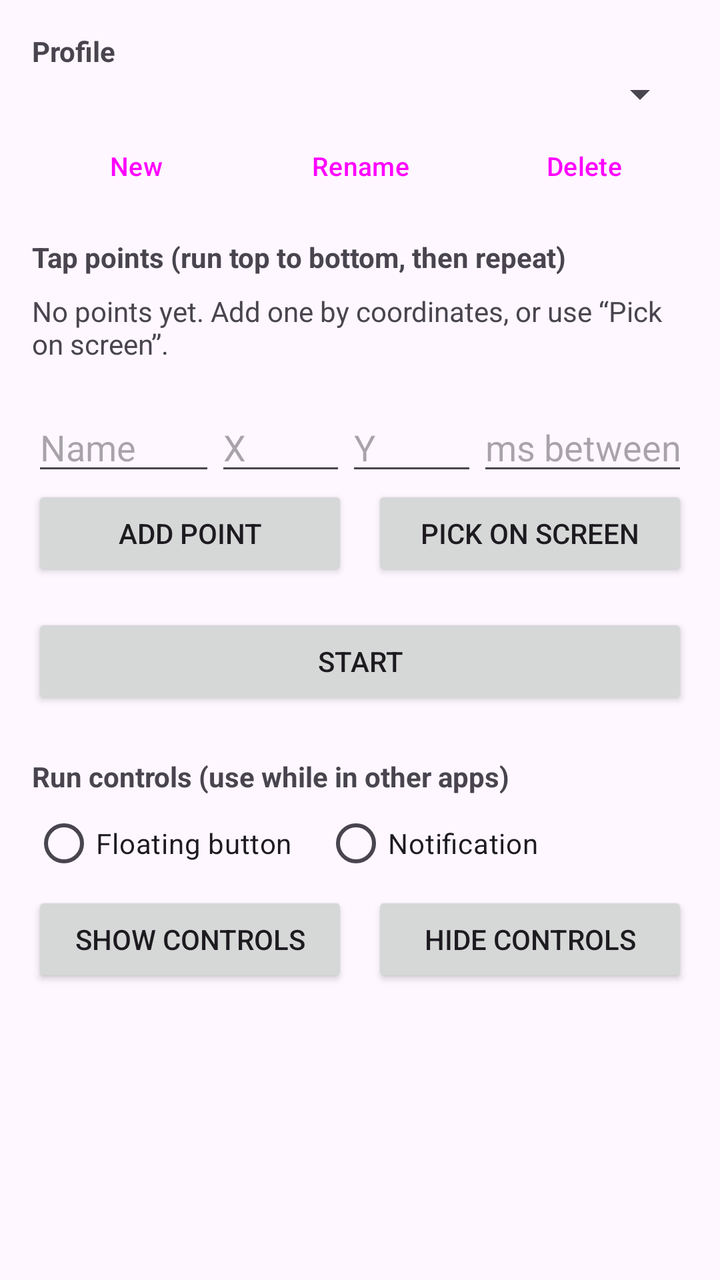
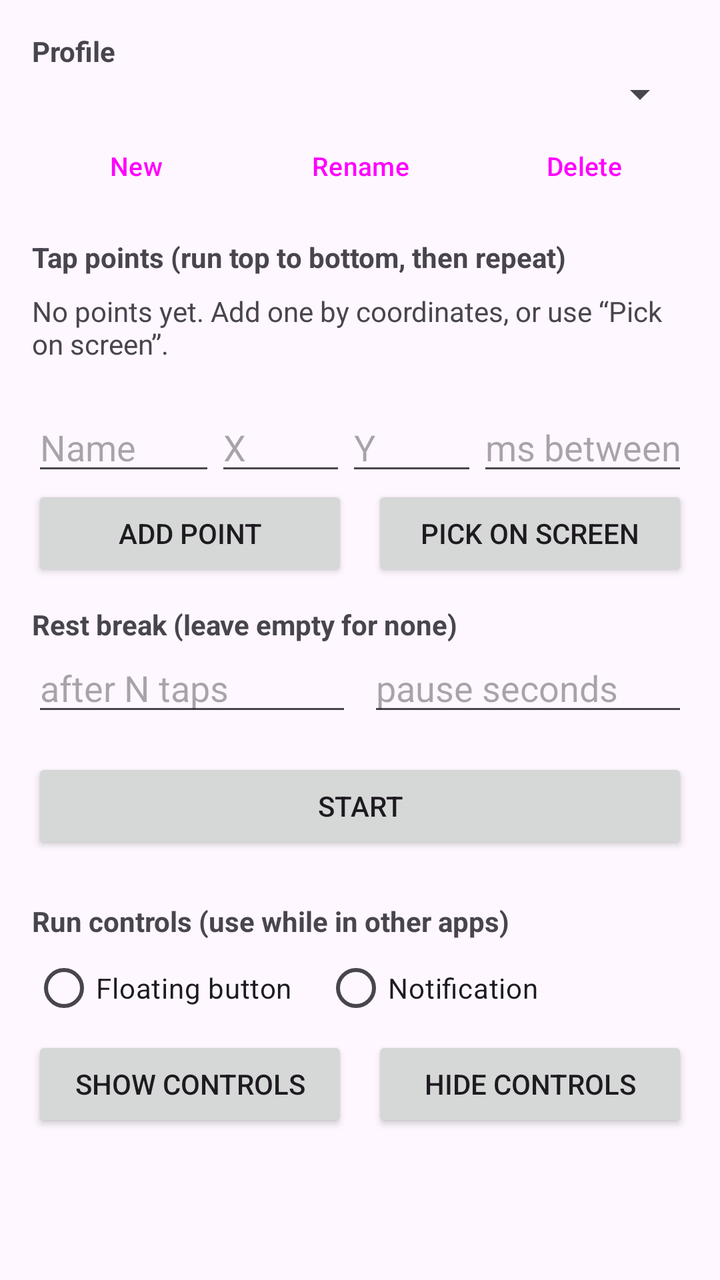

Two renders of the same Android screen: before a commit and after it. Below are the layout's source before the change and the commit's diff.
<!-- AndroidManifest.xml: application theme Theme.TapMate -->
<!-- res/layout/content_clicker.xml -->
<?xml version="1.0" encoding="utf-8"?>
<ScrollView xmlns:android="http://schemas.android.com/apk/res/android"
    android:layout_width="match_parent"
    android:layout_height="match_parent">

    <LinearLayout
        android:layout_width="match_parent"
        android:layout_height="wrap_content"
        android:orientation="vertical"
        android:padding="16dp">

        
        <TextView
            android:layout_width="wrap_content"
            android:layout_height="wrap_content"
            android:text="@string/profile"
            android:textStyle="bold" />

        <Spinner
            android:id="@+id/profile_spinner"
            android:layout_width="match_parent"
            android:layout_height="wrap_content" />

        <LinearLayout
            android:layout_width="match_parent"
            android:layout_height="wrap_content"
            android:orientation="horizontal">

            <Button
                android:id="@+id/btn_new_profile"
                style="@style/Widget.TapMate.Button.Small"
                android:layout_width="0dp"
                android:layout_height="wrap_content"
                android:layout_weight="1"
                android:text="@string/new_profile" />

            <Button
                android:id="@+id/btn_rename_profile"
                android:layout_marginStart="8dp"
                style="@style/Widget.TapMate.Button.Small"
                android:layout_width="0dp"
                android:layout_height="wrap_content"
                android:layout_weight="1"
                android:text="@string/rename_profile" />

            <Button
                android:id="@+id/btn_delete_profile"
                android:layout_marginStart="8dp"
                style="@style/Widget.TapMate.Button.Small"
                android:layout_width="0dp"
                android:layout_height="wrap_content"
                android:layout_weight="1"
                android:text="@string/delete_profile" />
        </LinearLayout>

        
        <TextView
            android:layout_width="match_parent"
            android:layout_height="wrap_content"
            android:layout_marginTop="12dp"
            android:text="@string/points_title"
            android:textStyle="bold" />

        <TextView
            android:id="@+id/points_empty"
            android:layout_width="match_parent"
            android:layout_height="wrap_content"
            android:paddingVertical="8dp"
            android:text="@string/no_points" />

        <LinearLayout
            android:id="@+id/points_container"
            android:layout_width="match_parent"
            android:layout_height="wrap_content"
            android:orientation="vertical" />

        <LinearLayout
            android:layout_width="match_parent"
            android:layout_height="wrap_content"
            android:layout_marginTop="12dp"
            android:orientation="horizontal">

            <EditText
                android:id="@+id/input_label"
                android:layout_width="0dp"
                android:layout_height="wrap_content"
                android:layout_weight="1.4"
                android:hint="@string/hint_label"
                android:importantForAutofill="no"
                android:inputType="text" />

            <EditText
                android:id="@+id/input_x"
                android:layout_width="0dp"
                android:layout_height="wrap_content"
                android:layout_weight="1"
                android:hint="@string/hint_x"
                android:importantForAutofill="no"
                android:inputType="number" />

            <EditText
                android:id="@+id/input_y"
                android:layout_width="0dp"
                android:layout_height="wrap_content"
                android:layout_weight="1"
                android:hint="@string/hint_y"
                android:importantForAutofill="no"
                android:inputType="number" />

            <EditText
                android:id="@+id/input_delay"
                android:layout_width="0dp"
                android:layout_height="wrap_content"
                android:layout_weight="1.6"
                android:hint="@string/hint_delay"
                android:importantForAutofill="no"
                android:inputType="number" />
        </LinearLayout>

        <LinearLayout
            android:layout_width="match_parent"
            android:layout_height="wrap_content"
            android:orientation="horizontal">

            <Button
                android:id="@+id/btn_add_point"
                android:layout_width="0dp"
                android:layout_height="wrap_content"
                android:layout_weight="1"
                android:text="@string/add_point" />

            <Button
                android:id="@+id/btn_pick_screen"
                android:layout_marginStart="12dp"
                android:layout_width="0dp"
                android:layout_height="wrap_content"
                android:layout_weight="1"
                android:text="@string/pick_on_screen" />
        </LinearLayout>

        <Button
            android:id="@+id/btn_start_stop"
            android:layout_width="match_parent"
            android:layout_height="wrap_content"
            android:layout_marginTop="16dp"
            android:text="@string/start" />

        
        <TextView
            android:layout_width="match_parent"
            android:layout_height="wrap_content"
            android:layout_marginTop="24dp"
            android:text="@string/run_controls"
            android:textStyle="bold" />

        <RadioGroup
            android:id="@+id/mode_group"
            android:layout_width="match_parent"
            android:layout_height="wrap_content"
            android:orientation="horizontal">

            <RadioButton
                android:id="@+id/mode_overlay"
                android:layout_width="wrap_content"
                android:layout_height="wrap_content"
                android:text="@string/mode_overlay" />

            <RadioButton
                android:id="@+id/mode_notification"
                android:layout_width="wrap_content"
                android:layout_height="wrap_content"
                android:layout_marginStart="16dp"
                android:text="@string/mode_notification" />
        </RadioGroup>

        <LinearLayout
            android:layout_width="match_parent"
            android:layout_height="wrap_content"
            android:orientation="horizontal">

            <Button
                android:id="@+id/btn_show_overlay"
                android:layout_width="0dp"
                android:layout_height="wrap_content"
                android:layout_weight="1"
                android:text="@string/show_overlay" />

            <Button
                android:id="@+id/btn_hide_overlay"
                android:layout_marginStart="12dp"
                android:layout_width="0dp"
                android:layout_height="wrap_content"
                android:layout_weight="1"
                android:text="@string/hide_overlay" />
        </LinearLayout>
    </LinearLayout>
</ScrollView>
<!-- resources referenced by this layout -->
<resources>
  <string name="add_point">Add point</string>
  <string name="delete_profile">Delete</string>
  <string name="hide_overlay">Hide controls</string>
  <string name="hint_delay">ms between taps</string>
  <string name="hint_label">Name</string>
  <string name="hint_x">X</string>
  <string name="hint_y">Y</string>
  <string name="mode_notification">Notification</string>
  <string name="mode_overlay">Floating button</string>
  <string name="new_profile">New</string>
  <string name="no_points">No points yet. Add one by coordinates, or use “Pick on screen”.</string>
  <string name="pick_on_screen">Pick on screen</string>
  <string name="points_title">Tap points (run top to bottom, then repeat)</string>
  <string name="profile">Profile</string>
  <string name="rename_profile">Rename</string>
  <string name="run_controls">Run controls (use while in other apps)</string>
  <string name="show_overlay">Show controls</string>
  <string name="start">Start</string>
  <style name="Widget.TapMate.Button.Small" parent="Widget.TapMate.Button">
          <item name="android:paddingLeft">8dp</item>
          <item name="android:paddingRight">8dp</item>
          <item name="android:textSize">13sp</item>
          <item name="android:minWidth">0dp</item>
          <item name="android:insetLeft">0dp</item>
          <item name="android:insetRight">0dp</item>
      </style>
  <style name="Theme.TapMate" parent="Theme.Material3.DayNight.NoActionBar">
          <item name="colorPrimary">@color/primary</item>
          <item name="colorOnPrimary">@color/white</item>
          <item name="materialButtonStyle">@style/Widget.TapMate.Button</item>
      </style>
  <style name="Widget.TapMate.Button" parent="Widget.Material3.Button">
          <item name="android:paddingLeft">19dp</item>
          <item name="android:paddingRight">19dp</item>
          <item name="android:paddingTop">5dp</item>
          <item name="android:paddingBottom">5dp</item>
          <item name="cornerRadius">16dp</item>
      </style>
  <color name="primary">#3F51B5</color>
  <color name="white">#FFFFFFFF</color>
</resources>

<!-- the commit's change to res/layout/content_clicker.xml (unified diff, before → after) -->
@@ -138,6 +138,38 @@
                 android:text="@string/pick_on_screen" />
         </LinearLayout>
 
+        <TextView
+            android:layout_width="match_parent"
+            android:layout_height="wrap_content"
+            android:layout_marginTop="12dp"
+            android:text="@string/break_title"
+            android:textStyle="bold" />
+
+        <LinearLayout
+            android:layout_width="match_parent"
+            android:layout_height="wrap_content"
+            android:orientation="horizontal">
+
+            <EditText
+                android:id="@+id/input_break_taps"
+                android:layout_width="0dp"
+                android:layout_height="wrap_content"
+                android:layout_weight="1"
+                android:hint="@string/hint_break_taps"
+                android:importantForAutofill="no"
+                android:inputType="number" />
+
+            <EditText
+                android:id="@+id/input_break_secs"
+                android:layout_width="0dp"
+                android:layout_height="wrap_content"
+                android:layout_marginStart="8dp"
+                android:layout_weight="1"
+                android:hint="@string/hint_break_secs"
+                android:importantForAutofill="no"
+                android:inputType="number" />
+        </LinearLayout>
+
         <Button
             android:id="@+id/btn_start_stop"
             android:layout_width="match_parent"
<!-- resource entries referenced after the edit -->
@@ -1,8 +1,11 @@
 <!-- resources referenced by this layout -->
 <resources>
   <string name="add_point">Add point</string>
+  <string name="break_title">Rest break (leave empty for none)</string>
   <string name="delete_profile">Delete</string>
   <string name="hide_overlay">Hide controls</string>
+  <string name="hint_break_secs">pause seconds</string>
+  <string name="hint_break_taps">after N taps</string>
   <string name="hint_delay">ms between taps</string>
   <string name="hint_label">Name</string>
   <string name="hint_x">X</string>
